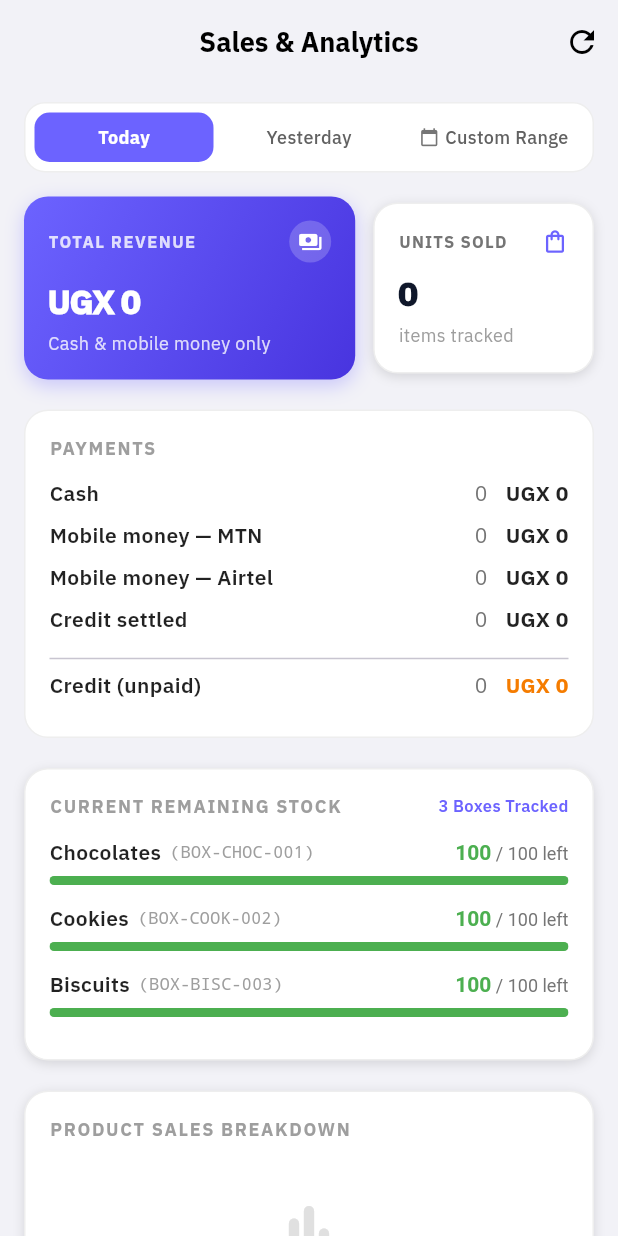
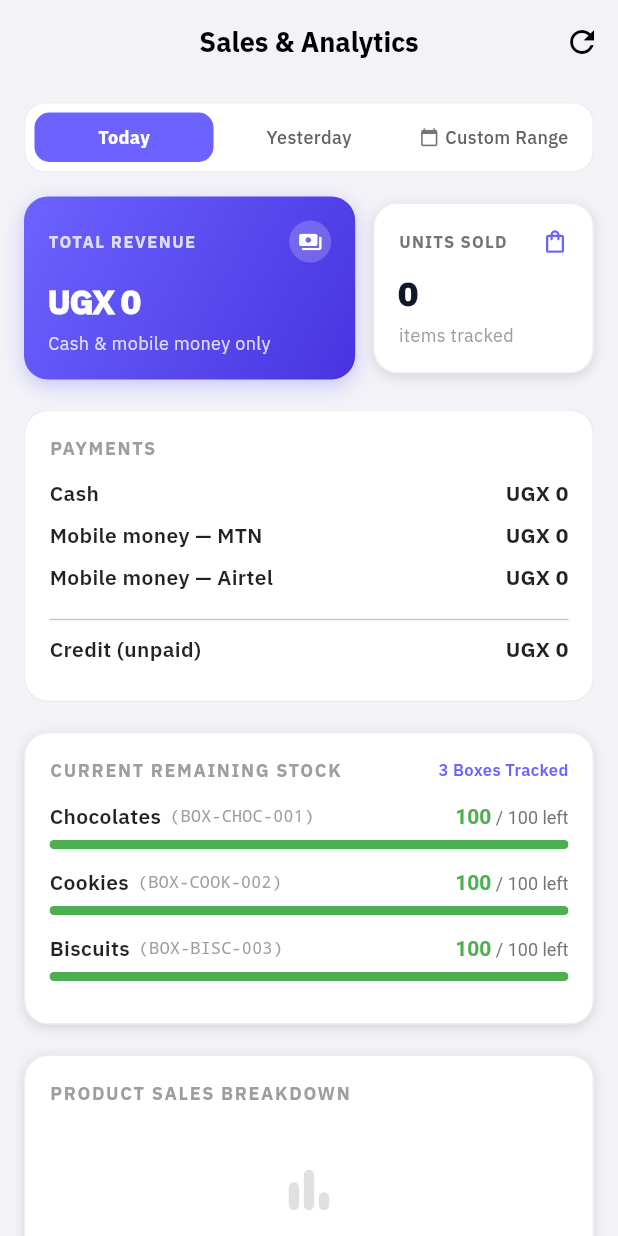
Before and after one commit to geto-san/billing, a Flutter app: the SalesDashboardPage screen opened by its route, on a phone screen of 412 x 824 dp. Run offline on Flutter 3.47's test engine with Material 3 defaults, Android fonts, the phone set to English and light mode, and no system bars; our stand-ins replace bloc, equatable, flutter_bloc, fpdart, get_it, go_router and 9 more; missing offline and left inert: app_settings, mobile_scanner, print_bluetooth_thermal; accounts and stored records are empty.

Commit message:
fix: dynamic credit display, merge settlements into payment modes
- Credit (unpaid) in Payments now reads live from CreditBloc.openAccounts
  instead of counting isCredit transactions — updates instantly when an
  account is cleared or deleted, no refresh required
- Settlement totals merged into their respective payment modes:
    Cash  += credit settlements where mobileNetwork is null
    MTN   += credit settlements where mobileNetwork == 'mtn'
    Airtel+= credit settlements where mobileNetwork == 'airtel'
- Removed 'Credit settled' row from Payments section
- Removed transaction-count column from every Payments row
- Transaction log: settlements appear inside Cash / MTN / Airtel groups
  with a green 'Credit settled: <name>' label instead of a separate group
- Removed standalone CREDIT SETTLEMENTS transaction group
- Fixed success message for settlement records in SalesBloc
  (was '0 × Credit settled: Name', now 'Credit settled: Name — amount')

```diff
--- a/lib/features/sales/presentation/bloc/sales_bloc.dart
+++ b/lib/features/sales/presentation/bloc/sales_bloc.dart
@@ -77,6 +77,9 @@ class SalesBloc extends Bloc<SalesEvent, SalesState> {
           state.currentFilter,
           state.customDateRange,
         );
+        final msg = event.transaction.isCreditSettlement
+            ? 'Credit settled: ${event.transaction.creditPersonName ?? event.transaction.productName} — ${event.transaction.totalAmount}'
+            : 'Transaction saved: ${event.transaction.quantitySold} × ${event.transaction.productName}';
         emit(state.copyWith(
           allTransactions: updatedAll,
           filteredTransactions: processed.filtered,
@@ -84,8 +87,7 @@ class SalesBloc extends Bloc<SalesEvent, SalesState> {
           totalUnitsSold: processed.totalUnitsSold,
           productBreakdown: processed.breakdown,
           lastRecordedTransaction: event.transaction,
-          successMessage:
-              'Transaction saved: ${event.transaction.quantitySold} × ${event.transaction.productName}',
+          successMessage: msg,
         ));
       },
     );
--- a/lib/features/sales/presentation/pages/sales_dashboard_page.dart
+++ b/lib/features/sales/presentation/pages/sales_dashboard_page.dart
@@ -4,6 +4,8 @@ import 'package:intl/intl.dart';
 
 import '../../../../core/theme/app_theme.dart';
 import '../../../../core/utils/money_format.dart';
+import '../../../credit/presentation/bloc/credit_bloc.dart';
+import '../../../credit/presentation/bloc/credit_state.dart';
 import '../../../inventory/presentation/bloc/inventory_bloc.dart';
 import '../../../inventory/presentation/bloc/inventory_event.dart';
 import '../../../inventory/presentation/bloc/inventory_state.dart';
@@ -93,25 +95,20 @@ class _SalesDashboardPageState extends State<SalesDashboardPage> {
               child: Column(
                 crossAxisAlignment: CrossAxisAlignment.start,
                 children: [
-                  // 1. Date Filter Chips
                   _buildDateFilterBar(salesState),
                   const SizedBox(height: 16),
-
-                  // 2. Revenue and Units Overview Cards
                   _buildMetricsRow(salesState),
                   const SizedBox(height: 20),
-                  _buildPaymentSplit(salesState),
+                  // Payments section needs live credit data — use BlocBuilder here
+                  BlocBuilder<CreditBloc, CreditState>(
+                    builder: (context, creditState) =>
+                        _buildPaymentSplit(salesState, creditState),
+                  ),
                   const SizedBox(height: 20),
-
-                  // 3. Current Remaining Stock Across All Boxes
                   _buildCurrentStockSection(),
                   const SizedBox(height: 20),
-
-                  // 4. Product Sales Breakdown
                   _buildProductBreakdownSection(salesState),
                   const SizedBox(height: 20),
-
-                  // 5. Detailed Transactions Log
                   _buildTransactionsLogSection(salesState),
                   const SizedBox(height: 40),
                 ],
@@ -123,12 +120,16 @@ class _SalesDashboardPageState extends State<SalesDashboardPage> {
     );
   }
 
+  // ---------------------------------------------------------------------------
+  // Date filter bar
+  // ---------------------------------------------------------------------------
+
   Widget _buildDateFilterBar(SalesState state) {
     String customLabel = 'Custom Range';
     if (state.currentFilter == DateFilterType.custom &&
         state.customDateRange != null) {
       customLabel =
-          '${_dateFormat.format(state.customDateRange!.start)} - ${_dateFormat.format(state.customDateRange!.end)}';
+          '${_dateFormat.format(state.customDateRange!.start)} – ${_dateFormat.format(state.customDateRange!.end)}';
     }
 
     return Container(
@@ -191,11 +192,9 @@ class _SalesDashboardPageState extends State<SalesDashboardPage> {
           mainAxisSize: MainAxisSize.min,
           children: [
             if (icon != null) ...[
-              Icon(
-                icon,
+              Icon(icon,
                   size: 13,
-                color: isSelected ? Colors.white : Colors.grey[600],
-              ),
+                  color: isSelected ? Colors.white : Colors.grey[600]),
               const SizedBox(width: 4),
             ],
             Flexible(
@@ -216,10 +215,13 @@ class _SalesDashboardPageState extends State<SalesDashboardPage> {
     );
   }
 
+  // ---------------------------------------------------------------------------
+  // Metrics row (revenue + units sold)
+  // ---------------------------------------------------------------------------
+
   Widget _buildMetricsRow(SalesState state) {
     return Row(
       children: [
-        // Revenue Card
         Expanded(
           flex: 3,
           child: Container(
@@ -288,8 +290,6 @@ class _SalesDashboardPageState extends State<SalesDashboardPage> {
           ),
         ),
         const SizedBox(width: 12),
-
-        // Items Sold Card
         Expanded(
           flex: 2,
           child: Container(
@@ -302,8 +302,7 @@ class _SalesDashboardPageState extends State<SalesDashboardPage> {
                 BoxShadow(
                     color: Colors.black12,
                     blurRadius: 6,
-                  offset: Offset(0, 2),
-                ),
+                    offset: Offset(0, 2)),
               ],
             ),
             child: Column(
@@ -347,6 +346,106 @@ class _SalesDashboardPageState extends State<SalesDashboardPage> {
       ],
     );
   }
+
+  // ---------------------------------------------------------------------------
+  // Payments split
+  // Settlements are merged into their respective payment method totals.
+  // Credit (unpaid) is read live from CreditBloc so it updates the moment
+  // an account is cleared or deleted — no page refresh needed.
+  // ---------------------------------------------------------------------------
+
+  Widget _buildPaymentSplit(SalesState salesState, CreditState creditState) {
+    final txs = salesState.filteredTransactions;
+
+    // Cash = regular cash sales + credit settlements paid via cash
+    final cashTotal = txs
+        .where((t) =>
+            t.isCash ||
+            (t.isCreditSettlement && (t.mobileNetwork == null || t.mobileNetwork!.isEmpty)))
+        .fold(0.0, (p, t) => p + t.totalAmount);
+
+    // MTN = regular MTN mobile money + credit settlements paid via MTN
+    final mtnTotal = txs
+        .where((t) => t.isMtn || t.isSettlementMtn)
+        .fold(0.0, (p, t) => p + t.totalAmount);
+
+    // Airtel = regular Airtel mobile money + credit settlements paid via Airtel
+    final airtelTotal = txs
+        .where((t) => t.isAirtel || t.isSettlementAirtel)
+        .fold(0.0, (p, t) => p + t.totalAmount);
+
+    // Live unpaid credit: sum from actual open accounts, not from transaction records.
+    // This updates instantly when an account is cleared or deleted.
+    final creditUnpaid = creditState.openAccounts
+        .fold(0.0, (p, a) => p + a.amountOwed);
+
+    return Container(
+      decoration: BoxDecoration(
+        color: Colors.white,
+        borderRadius: BorderRadius.circular(16),
+        border: Border.all(color: Colors.grey[200]!),
+      ),
+      padding: const EdgeInsets.all(16),
+      child: Column(
+        crossAxisAlignment: CrossAxisAlignment.start,
+        children: [
+          const Text(
+            'PAYMENTS',
+            style: TextStyle(
+              fontSize: 12,
+              fontWeight: FontWeight.bold,
+              color: Colors.grey,
+              letterSpacing: 1.1,
+            ),
+          ),
+          const SizedBox(height: 12),
+          _paymentRow('Cash', cashTotal),
+          _paymentRow('Mobile money — MTN', mtnTotal),
+          _paymentRow('Mobile money — Airtel', airtelTotal),
+          const Divider(height: 20),
+          _paymentRow(
+            'Credit (unpaid)',
+            creditUnpaid,
+            amountColor: creditUnpaid > 0 ? Colors.orange[700] : null,
+          ),
+          if (creditUnpaid > 0)
+            Padding(
+              padding: const EdgeInsets.only(top: 4),
+              child: Text(
+                'Pending credit is not counted in revenue until the account is cleared.',
+                style: TextStyle(fontSize: 11, color: Colors.grey[500]),
+              ),
+            ),
+        ],
+      ),
+    );
+  }
+
+  /// Renders a single payment-row label + amount (no transaction count shown).
+  Widget _paymentRow(String label, double amount, {Color? amountColor}) {
+    return Padding(
+      padding: const EdgeInsets.only(bottom: 8),
+      child: Row(
+        children: [
+          Expanded(
+            child: Text(label,
+                style: const TextStyle(fontWeight: FontWeight.w600)),
+          ),
+          Text(
+            MoneyFormat.format(amount),
+            style: TextStyle(
+              fontWeight: FontWeight.bold,
+              color: amountColor,
+            ),
+          ),
+        ],
+      ),
+    );
+  }
+
+  // ---------------------------------------------------------------------------
+  // Current stock
+  // ---------------------------------------------------------------------------
 
   Widget _buildCurrentStockSection() {
     return BlocBuilder<InventoryBloc, InventoryState>(
@@ -398,7 +497,8 @@ class _SalesDashboardPageState extends State<SalesDashboardPage> {
                   final percent = box.initialStock > 0
                       ? (box.currentStock / box.initialStock).clamp(0.0, 1.0)
                       : 0.0;
-                  final isLow = box.currentStock < (box.initialStock * 0.25);
+                  final isLow =
+                      box.currentStock < (box.initialStock * 0.25);
                   final isOut = box.currentStock <= 0;
                   final color = isOut
                       ? Colors.red
@@ -414,12 +514,10 @@ class _SalesDashboardPageState extends State<SalesDashboardPage> {
                           children: [
                             Row(
                               children: [
-                                Text(
-                                  box.productName,
+                                Text(box.productName,
                                     style: const TextStyle(
                                         fontWeight: FontWeight.w600,
-                                      fontSize: 14),
-                                ),
+                                        fontSize: 14)),
                                 const SizedBox(width: 6),
                                 Text(
                                   '(${box.barcode})',
@@ -461,7 +559,8 @@ class _SalesDashboardPageState extends State<SalesDashboardPage> {
                             value: percent,
                             minHeight: 6,
                             backgroundColor: Colors.grey[200],
-                            valueColor: AlwaysStoppedAnimation<Color>(color),
+                            valueColor:
+                                AlwaysStoppedAnimation<Color>(color),
                           ),
                         ),
                       ],
@@ -474,6 +573,10 @@ class _SalesDashboardPageState extends State<SalesDashboardPage> {
       },
     );
   }
+
+  // ---------------------------------------------------------------------------
+  // Product breakdown
+  // ---------------------------------------------------------------------------
 
   Widget _buildProductBreakdownSection(SalesState state) {
     return Container(
@@ -511,7 +614,8 @@ class _SalesDashboardPageState extends State<SalesDashboardPage> {
                     const SizedBox(height: 8),
                     Text(
                       'No sales recorded for this period',
-                      style: TextStyle(color: Colors.grey[500], fontSize: 13),
+                      style:
+                          TextStyle(color: Colors.grey[500], fontSize: 13),
                     ),
                   ],
                 ),
@@ -585,98 +689,39 @@ class _SalesDashboardPageState extends State<SalesDashboardPage> {
     );
   }
 
-  Widget _buildPaymentSplit(SalesState state) {
-    final txs = state.filteredTransactions;
-    double sum(bool Function(SalesTransactionModel t) test) =>
-        txs.where(test).fold(0.0, (p, t) => p + t.totalAmount);
-    int count(bool Function(SalesTransactionModel t) test) =>
-        txs.where(test).length;
-
-    final creditPending = sum((t) => t.isCredit);
-    final settlementsTotal = sum((t) => t.isCreditSettlement);
-
-    return Container(
-      decoration: BoxDecoration(
-        color: Colors.white,
-        borderRadius: BorderRadius.circular(16),
-        border: Border.all(color: Colors.grey[200]!),
-      ),
-      padding: const EdgeInsets.all(16),
-      child: Column(
-        crossAxisAlignment: CrossAxisAlignment.start,
-        children: [
-          const Text(
-            'PAYMENTS',
-            style: TextStyle(
-              fontSize: 12,
-              fontWeight: FontWeight.bold,
-              color: Colors.grey,
-              letterSpacing: 1.1,
-            ),
-          ),
-          const SizedBox(height: 12),
-          _paymentRow('Cash', count((t) => t.isCash), sum((t) => t.isCash),
-              countInRevenue: true),
-          _paymentRow(
-              'Mobile money — MTN', count((t) => t.isMtn), sum((t) => t.isMtn),
-              countInRevenue: true),
-          _paymentRow('Mobile money — Airtel', count((t) => t.isAirtel),
-              sum((t) => t.isAirtel),
-              countInRevenue: true),
-          _paymentRow(
-              'Credit settled', count((t) => t.isCreditSettlement), settlementsTotal,
-              countInRevenue: true),
-          const Divider(height: 16),
-          _paymentRow(
-              'Credit (unpaid)', count((t) => t.isCredit), creditPending,
-              countInRevenue: false,
-              amountColor: Colors.orange[700]),
-          if (creditPending > 0)
-            Padding(
-              padding: const EdgeInsets.only(top: 4),
-              child: Text(
-                'Pending credit is not counted in revenue until cleared.',
-                style: TextStyle(fontSize: 11, color: Colors.grey[500]),
-              ),
-            ),
-        ],
-      ),
-    );
-  }
-
-  Widget _paymentRow(String label, int count, double amount,
-      {bool countInRevenue = true, Color? amountColor}) {
-    return Padding(
-      padding: const EdgeInsets.only(bottom: 8),
-      child: Row(
-        children: [
-          Expanded(
-            child: Text(label, style: const TextStyle(fontWeight: FontWeight.w600)),
-          ),
-          Text('$count', style: TextStyle(color: Colors.grey[600])),
-          const SizedBox(width: 12),
-          Text(
-            MoneyFormat.format(amount),
-            style: TextStyle(
-              fontWeight: FontWeight.bold,
-              color: amountColor,
-            ),
-          ),
-        ],
-      ),
-    );
-  }
+  // ---------------------------------------------------------------------------
+  // Transactions log
+  // Settlements are shown inside their respective payment group (Cash / MTN /
+  // Airtel) and rendered with a green amount + person name instead of a product
+  // name.  They cannot be voided.
+  // ---------------------------------------------------------------------------
 
   Widget _buildTransactionsLogSection(SalesState state) {
-    final cash = state.filteredTransactions.where((t) => t.isCash).toList();
-    final mtn = state.filteredTransactions.where((t) => t.isMtn).toList();
-    final airtel = state.filteredTransactions.where((t) => t.isAirtel).toList();
-    final otherMm = state.filteredTransactions
-        .where((t) => t.isMobileMoney && !t.isMtn && !t.isAirtel)
+    final txs = state.filteredTransactions;
+
+    // Cash group: regular cash sales + cash-settled credit
+    final cash = txs
+        .where((t) =>
+            t.isCash ||
+            (t.isCreditSettlement &&
+                (t.mobileNetwork == null || t.mobileNetwork!.isEmpty)))
         .toList();
-    final credit = state.filteredTransactions.where((t) => t.isCredit).toList();
-    final settlements =
-        state.filteredTransactions.where((t) => t.isCreditSettlement).toList();
+
+    // MTN group: regular MTN sales + MTN-settled credit
+    final mtn = txs.where((t) => t.isMtn || t.isSettlementMtn).toList();
+
+    // Airtel group: regular Airtel sales + Airtel-settled credit
+    final airtel =
+        txs.where((t) => t.isAirtel || t.isSettlementAirtel).toList();
+
+    // Other mobile money (no network set — edge case)
+    final otherMm = txs
+        .where((t) =>
+            t.isMobileMoney && !t.isMtn && !t.isAirtel)
+        .toList();
+
+    // Credit unpaid: original credit transactions (not yet settled)
+    final credit = txs.where((t) => t.isCredit).toList();
 
     return Column(
       children: [
@@ -690,22 +735,20 @@ class _SalesDashboardPageState extends State<SalesDashboardPage> {
           _txGroup('MOBILE MONEY', otherMm),
         ],
         const SizedBox(height: 16),
-        _txGroup('CREDIT SETTLEMENTS', settlements, isSettlement: true),
-        const SizedBox(height: 16),
         _txGroup('CREDIT (UNPAID)', credit),
       ],
     );
   }
 
-  Widget _txGroup(String title, List<SalesTransactionModel> items,
-      {bool isSettlement = false}) {
+  Widget _txGroup(String title, List<SalesTransactionModel> items) {
     return Container(
       decoration: BoxDecoration(
         color: Colors.white,
         borderRadius: BorderRadius.circular(16),
         border: Border.all(color: Colors.grey[200]!),
         boxShadow: const [
-          BoxShadow(color: Colors.black12, blurRadius: 6, offset: Offset(0, 2))
+          BoxShadow(
+              color: Colors.black12, blurRadius: 6, offset: Offset(0, 2))
         ],
       ),
       padding: const EdgeInsets.all(16),
@@ -733,29 +776,41 @@ class _SalesDashboardPageState extends State<SalesDashboardPage> {
             Text('No records in this group.',
                 style: TextStyle(color: Colors.grey[500], fontSize: 13))
           else
-            ...items.map((tx) {
+            ...items.map((tx) => _txRow(tx)),
+        ],
+      ),
+    );
+  }
+
+  Widget _txRow(SalesTransactionModel tx) {
+    final isSettlement = tx.isCreditSettlement;
+    final displayName = isSettlement
+        ? 'Credit settled'
+        + (tx.creditPersonName != null && tx.creditPersonName!.isNotEmpty
+            ? ': ${tx.creditPersonName}'
+            : '')
+        : tx.productName;
+
     return Padding(
       padding: const EdgeInsets.symmetric(vertical: 8),
       child: Row(
+        crossAxisAlignment: CrossAxisAlignment.start,
         children: [
           Expanded(
             child: Column(
               crossAxisAlignment: CrossAxisAlignment.start,
               children: [
                 Text(
-                            isSettlement
-                                ? (tx.creditPersonName != null &&
-                                        tx.creditPersonName!.isNotEmpty
-                                    ? tx.creditPersonName!
-                                    : tx.productName)
-                                : tx.productName,
-                            style: const TextStyle(
-                                fontWeight: FontWeight.w600, fontSize: 14),
+                  displayName,
+                  style: TextStyle(
+                    fontWeight: FontWeight.w600,
+                    fontSize: 14,
+                    color: isSettlement ? Colors.green[800] : null,
+                  ),
                 ),
                 Text(
                   '${tx.paymentLabel} • ${_timeFormat.format(tx.timestamp)} • ${_dateFormat.format(tx.timestamp)}',
-                            style: TextStyle(
-                                fontSize: 11, color: Colors.grey[500]),
+                  style: TextStyle(fontSize: 11, color: Colors.grey[500]),
                 ),
               ],
             ),
@@ -774,30 +829,28 @@ class _SalesDashboardPageState extends State<SalesDashboardPage> {
               if (!isSettlement)
                 Text(
                   '${tx.quantitySold} × ${MoneyFormat.format(tx.unitPrice)}',
-                            style: TextStyle(
-                                fontSize: 11, color: Colors.grey[600]),
+                  style: TextStyle(fontSize: 11, color: Colors.grey[600]),
                 ),
             ],
           ),
-                    // Settlement records cannot be voided — only product sales can.
+          // Settlements cannot be voided; only regular product sales can.
           if (!isSettlement)
             IconButton(
               icon: const Icon(Icons.delete_outline,
                   size: 18, color: Colors.grey),
               tooltip: 'Void transaction & restore stock',
-                        onPressed: () =>
-                            _confirmDeleteTransaction(context, tx),
+              onPressed: () => _confirmDeleteTransaction(context, tx),
             )
           else
             const SizedBox(width: 48),
         ],
       ),
     );
-            }),
-        ],
-      ),
-    );
   }
+
+  // ---------------------------------------------------------------------------
+  // Void transaction dialog
+  // ---------------------------------------------------------------------------
 
   void _confirmDeleteTransaction(
       BuildContext context, SalesTransactionModel tx) {
@@ -806,7 +859,8 @@ class _SalesDashboardPageState extends State<SalesDashboardPage> {
       builder: (ctx) => AlertDialog(
         title: const Text('Void Transaction?'),
         content: Text(
-            'Void ${tx.quantitySold} × ${tx.productName} (${MoneyFormat.format(tx.totalAmount)})?\n\nThis will automatically restore ${tx.quantitySold} units back to the box stock.'),
+            'Void ${tx.quantitySold} × ${tx.productName} (${MoneyFormat.format(tx.totalAmount)})?\n\n'
+            'This will automatically restore ${tx.quantitySold} units back to the box stock.'),
         actions: [
           TextButton(
             onPressed: () => Navigator.pop(ctx),
```
Lines whose indentation alone changed are shown as unchanged.
